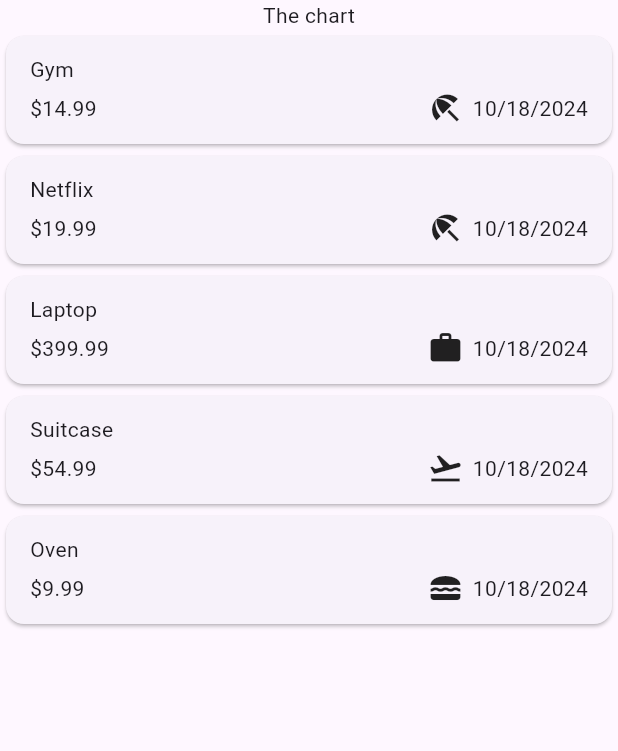
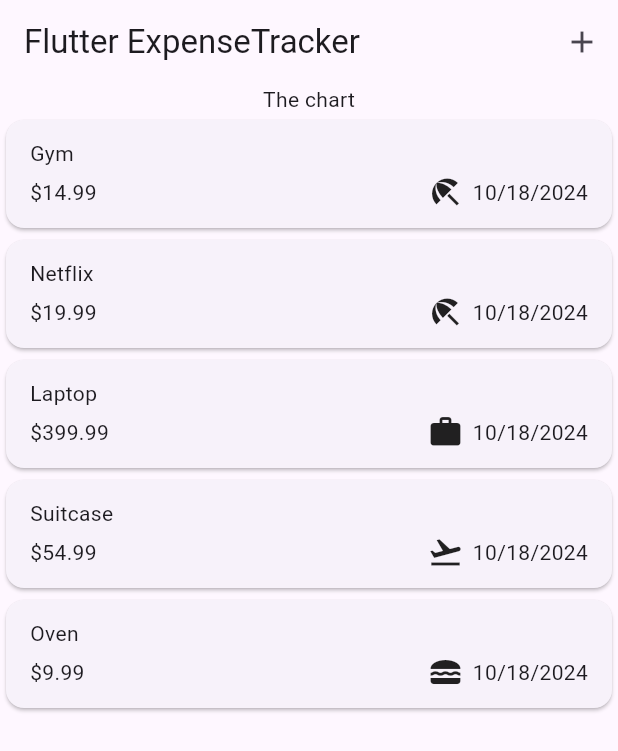
Before and after one commit to raflyyyanuar/expense_tracker, a Flutter app: the screen it shows after launch, on a phone screen of 412 x 824 dp. Shown: the top 751 px of the screen. Run offline on Flutter 3.47's test engine with Material 3 defaults, Android fonts, the phone set to English and light mode, and no system bars.

Commit message:
added appBar

```diff
--- a/lib/widgets/expenses.dart
+++ b/lib/widgets/expenses.dart
@@ -45,9 +45,24 @@ class _ExpensesState extends State<Expenses> {
     ),
   ];
 
+  void openAddExpenseOverlay() {
+    showModalBottomSheet(context: context, builder: (ctx) =>
+      Text("data")
+    );
+  }
+
   @override
   Widget build(BuildContext context) {
     return Scaffold(
+      appBar: AppBar(
+        title: const Text("Flutter ExpenseTracker"),
+        actions: [
+          IconButton(
+            onPressed: openAddExpenseOverlay,
+            icon: const Icon(Icons.add),
+          ),
+        ],
+      ),
       body: Column(
         children: [
           const Text("The chart"),
```
